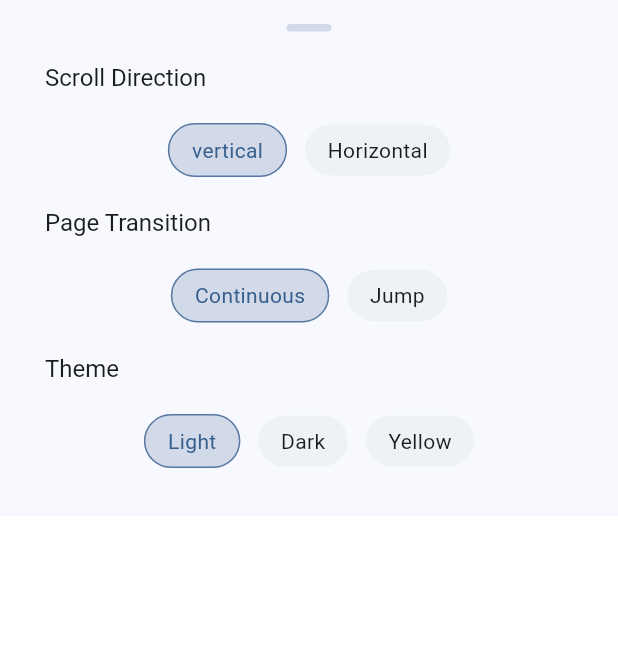
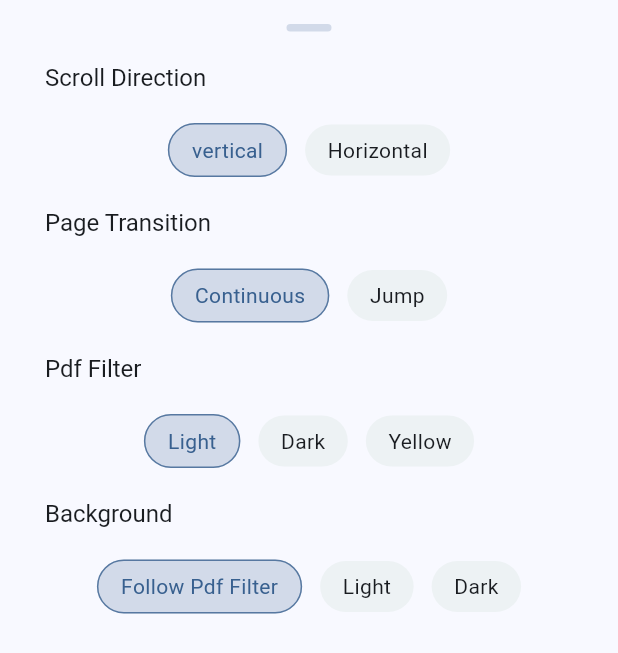
Before and after one commit to azizbalti82/clean-pdf-reader-flutter, a Flutter app: the PdfPreviewOptionsBottomSheetView widget shown alone on an empty page, opened directly, on a phone screen of 412 x 824 dp. Shown: the top 653 px of the screen. Run offline on Flutter 3.47's test engine with Material 3 defaults, Android fonts, the light colour scheme and no system bars; our stand-ins replace device_info_plus, flutter_svg, font_awesome_flutter, get, hive, hive_flutter and 7 more; missing offline and left inert: cached_memory_image, easy_url_launcher, flutter_fullscreen, flutter_pdfview, pdfx, pull_down_button; accounts and stored records are empty.

Commit message:
- Fixed status bar and navigation bar colors to be transparent - Fixed rendering of short PDFs (e.g., CV PDF name appeared blurry) - Added space between PDF pages with color based on PDF preview (light, dark, yellow)

```diff
--- a/lib/core/provider/settings_provider.dart
+++ b/lib/core/provider/settings_provider.dart
@@ -4,6 +4,7 @@ class SettingsProvider extends GetxController {
   RxBool isGrid = false.obs; // homePDF
   RxInt colCount = 0.obs; // bookmarkPDF
   RxString sortBy = ''.obs; // recentPDF
+  RxString bgColor = 'follow'.obs; // recentPDF
   /// preview preferences
   RxBool isVertical = true.obs; //false means "horizontal"
   RxBool isContinuous = true.obs; //false means "jump"
@@ -13,7 +14,7 @@ class SettingsProvider extends GetxController {
   RxInt renderingQuality = 2.obs;
 
 
-  void initSettings(bool isGrid,String sortBy,int colCount,bool isLTR,bool isYellow,bool isDark,bool isVertical,bool isContinuous,int renderingQuality) {
+  void initSettings(bool isGrid,String sortBy,int colCount,bool isLTR,bool isYellow,bool isDark,bool isVertical,bool isContinuous,int renderingQuality,String bgColor) {
     this.colCount.value = colCount;
     this.isGrid.value = isGrid;
     this.sortBy.value = sortBy;
@@ -23,6 +24,7 @@ class SettingsProvider extends GetxController {
     this.isVertical.value = isVertical;
     this.isContinuous.value = isContinuous;
     this.renderingQuality.value = renderingQuality;
+    this.bgColor.value = bgColor;
   }
   void updateIsGrid(bool isGrid) {
     this.isGrid.value = isGrid;
@@ -52,4 +54,7 @@ class SettingsProvider extends GetxController {
   void updateRenderingQuality(int result) {
     renderingQuality.value = result;
   }
+  void updateBgColor(String result) {
+    bgColor.value = result;
+  }
 }
--- a/lib/core/services/settings_service.dart
+++ b/lib/core/services/settings_service.dart
@@ -88,6 +88,14 @@ class SettingsService {
     return (await _prefs).getInt('rendering_quality') ?? 2;
   }
 
+  static Future<void> saveBgColor(String value) async {
+    (await _prefs).setString('bg_color', value);
+  }
+
+  static Future<String> getBgColor() async {
+    return (await _prefs).getString('bg_color') ?? 'follow';
+  }
+
   // Retrieve all settings
   static Future<Map<String, dynamic>> getAllSettings() async {
     return {
@@ -100,7 +108,7 @@ class SettingsService {
       'isYellow': await getIsYellow(),
       'isLTR': await getIsLTR(),
       'renderingQuality': await getRenderingQuality(),
-
+      'bgColor':await getBgColor(),
     };
   }
 
@@ -115,5 +123,6 @@ class SettingsService {
     await saveIsYellow(settings['isYellow'] ?? false);
     await saveIsYellow(settings['isLTR'] ?? true);
     await saveRenderingQuality(settings['renderingQuality'] ?? 2);
+    await saveBgColor(settings['bgColor'] ?? "follow");
   }
 }
--- a/lib/core/widgets/basics.dart
+++ b/lib/core/widgets/basics.dart
@@ -418,34 +418,49 @@ class _PdfItemState extends State<PdfItem> with AutomaticKeepAliveClientMixin {
 
 
 statusBarPreviewSetup(){
-  // set system bars style based on theme
-  if (settingsProvider.isDark.value) {
-    SystemChrome.setSystemUIOverlayStyle(
+  Color c = getSpaceColor(isReal: true);
+  Brightness b = ThemeData.estimateBrightnessForColor(c);
+// Invert brightness
+  b = b == Brightness.dark ? Brightness.light : Brightness.dark;
+  SystemChrome.setSystemUIOverlayStyle(
       SystemUiOverlayStyle(
-        statusBarColor: Colors.black,
-        statusBarIconBrightness: Brightness.light,
-        systemNavigationBarColor: Colors.black,
-        systemNavigationBarIconBrightness: Brightness.light,
+        statusBarColor:c,
+        statusBarIconBrightness: b,
+        systemNavigationBarColor: c,
+        systemNavigationBarIconBrightness: b,
       ),
     );
-  } else if (settingsProvider.isYellow.value) {
-    SystemChrome.setSystemUIOverlayStyle(
-      SystemUiOverlayStyle(
-        statusBarColor: Colors.yellow.shade50,
-        statusBarIconBrightness: Brightness.dark,
-        systemNavigationBarColor: Colors.yellow.shade50,
-        systemNavigationBarIconBrightness: Brightness.dark,
-      ),
-    );
-  } else {
-    // Light mode
-    SystemChrome.setSystemUIOverlayStyle(
-      SystemUiOverlayStyle(
-        statusBarColor: Colors.white,
-        statusBarIconBrightness: Brightness.dark,
-        systemNavigationBarColor: Colors.white,
-        systemNavigationBarIconBrightness: Brightness.dark,
-      ),
-    );
+}
+
+Color getSpaceColor({required bool isReal}) {
+  print(settingsProvider.bgColor.value);
+
+  switch (settingsProvider.bgColor.value) {
+    case "light":
+      return settingsProvider.isDark.value
+          ? (isReal) ? Color(0xFFEDF1F1) : Color(0xFF120E0E)
+          : !settingsProvider.isDark.value && settingsProvider.isYellow.value
+          ? (isReal) ? Color(0xFFF1F0EB) : Color(0x59FFFEF1)
+          : Color(0xFFEDF1F1);
+
+      return isReal ? Color(0xFFEDF1F1) : Color(0xFF120E0E);
+    case "dark":
+      return settingsProvider.isDark.value
+          ? (isReal) ? Color(0xFF222625) : Color(0xFFDDD9DA)
+          : !settingsProvider.isDark.value && settingsProvider.isYellow.value
+          ? (isReal) ? Color(0xFF1B180E) : Color(0xFF221601)
+          : Color(0xFF1C1C1C);
+    default:
+      if (settingsProvider.isDark.value) {
+        return isReal ? Color(0xFF222625) : Color(0xFFDDD9DA);
+      } else if (settingsProvider.isYellow.value) {
+        return isReal ? Color(0xFF1B180E) : Color(0xFF3E2801);
+      } else {
+        return settingsProvider.isDark.value
+            ? (isReal) ? Color(0xFF222625) : Color(0xFFDDD9DA)
+            : !settingsProvider.isDark.value && settingsProvider.isYellow.value
+            ? (isReal) ? Color(0xFF1B180E) : Color(0xFF3E2801)
+            : Color(0xFFEDF1F1);
+      }
   }
 }
--- a/lib/features/pdf preview/presentation/views/pdf_preview_view.dart
+++ b/lib/features/pdf preview/presentation/views/pdf_preview_view.dart
@@ -49,6 +49,7 @@ class _PdfPreviewViewState extends State<PdfPreviewView>
   ScrollController? _scrollController;
   Timer? _debounceTimer;
   late bool isVertical;
+  late String bgColor;
 
   @override
   void initState() {
@@ -58,6 +59,8 @@ class _PdfPreviewViewState extends State<PdfPreviewView>
     pdfController = Get.put(PdfListsProvider());
     settingsProvider = Get.put(SettingsProvider());
     isVertical = settingsProvider.isVertical.value;
+    bgColor = settingsProvider.bgColor.value;
+
 
     WidgetsBinding.instance.addObserver(this);
     resetTimer();
@@ -68,7 +71,6 @@ class _PdfPreviewViewState extends State<PdfPreviewView>
     } catch (e) {
       currentPage = 1;
     }
-    WidgetsBinding.instance.addPostFrameCallback((_) => _enableFullscreen());
     addToRecent();
   }
 
@@ -85,9 +87,9 @@ class _PdfPreviewViewState extends State<PdfPreviewView>
   @override
   Widget build(BuildContext context) {
     return Obx(() {
-      if (isVertical != settingsProvider.isVertical.value) {
-        // Update the local state first
+      if (isVertical != settingsProvider.isVertical.value || bgColor != settingsProvider.bgColor.value) {
         isVertical = settingsProvider.isVertical.value;
+        bgColor = settingsProvider.bgColor.value;
 
         // Schedule screen replacement after this frame
         WidgetsBinding.instance.addPostFrameCallback((_) {
@@ -413,13 +415,13 @@ class _PdfPreviewViewState extends State<PdfPreviewView>
             defaultPage: currentPage,
             enableSwipe: true,
             swipeHorizontal:!settingsProvider.isVertical.value,
-            autoSpacing: true,
+            autoSpacing: !settingsProvider.isContinuous.value,
             fitPolicy: settingsProvider.isVertical.value
                 ? FitPolicy.WIDTH
                 : FitPolicy.HEIGHT,
             pageFling: false,
             pageSnap: !settingsProvider.isContinuous.value,
-            backgroundColor: Colors.white,
+            backgroundColor: getSpaceColor(isReal: false),
             onError: (error) {
               if (mounted) {
                 // Handle error - maybe show a retry button
@@ -467,8 +469,6 @@ class _PdfPreviewViewState extends State<PdfPreviewView>
       ],
     );
   }
-
-  Timer? _pageChangeDebouncer;
 
   /// functions ----------------------------------------------------------------
   void goToPage() async {
@@ -545,8 +545,4 @@ class _PdfPreviewViewState extends State<PdfPreviewView>
     _timer?.cancel();
     startTimer();
   }
-
-  void _enableFullscreen() {
-    FullScreen.setFullScreen(true);
-  }
 }
--- a/lib/features/pdf preview/presentation/views/widgets/pdf_options_bottom_sheet_view.dart
+++ b/lib/features/pdf preview/presentation/views/widgets/pdf_options_bottom_sheet_view.dart
@@ -102,7 +102,8 @@ class PdfPreviewOptionsBottomSheetView extends StatelessWidget {
               ],
             ),
             const SizedBox(height: 20),
-            Text("Theme",style: Theme.of(context).textTheme.headlineSmall?.copyWith(fontSize: 16)),
+            //pdf theme
+            Text("Pdf Filter",style: Theme.of(context).textTheme.headlineSmall?.copyWith(fontSize: 16)),
             const SizedBox(height: 20),
             Row(
               mainAxisAlignment: MainAxisAlignment.center,
@@ -126,6 +127,29 @@ class PdfPreviewOptionsBottomSheetView extends StatelessWidget {
                   settingsProvider.updateIsYellow(true);
                   SettingsService.saveIsDark(false);
                   settingsProvider.updateIsDark(false);
+                }),
+              ],
+            ),
+            const SizedBox(height: 20),
+            //pdf theme
+            Text("Background",style: Theme.of(context).textTheme.headlineSmall?.copyWith(fontSize: 16)),
+            const SizedBox(height: 20),
+            Row(
+              mainAxisAlignment: MainAxisAlignment.center,
+              children: [
+                selectableItem("Follow Pdf Filter",settingsProvider.bgColor.value=="follow",context,(){
+                  SettingsService.saveBgColor("follow");
+                  settingsProvider.updateBgColor("follow");
+                }),
+                SizedBox(width: 12,),
+                selectableItem("Light",settingsProvider.bgColor.value=="light",context,(){
+                  SettingsService.saveBgColor("light");
+                  settingsProvider.updateBgColor("light");
+                }),
+                SizedBox(width: 12,),
+                selectableItem("Dark",settingsProvider.bgColor.value=="dark",context,(){
+                  SettingsService.saveBgColor("dark");
+                  settingsProvider.updateBgColor("dark");
                 }),
               ],
             ),
--- a/lib/main.dart
+++ b/lib/main.dart
@@ -26,10 +26,11 @@ Future<void> loadSettings() async {
   bool isVertical = await SettingsService.getIsVertical();
   bool isContinuous = await SettingsService.getIsContinuous();
   int renderingQuality = await SettingsService.getRenderingQuality();
+  String bgColor = await SettingsService.getBgColor();
 
 
   final SettingsProvider settingsProvider = Get.put(SettingsProvider());
-  settingsProvider.initSettings(isGrid,sortType,gridCount,isLTR,isYellow,isDark,isVertical,isContinuous,renderingQuality);
+  settingsProvider.initSettings(isGrid,sortType,gridCount,isLTR,isYellow,isDark,isVertical,isContinuous,renderingQuality,bgColor);
 }
 
 void loadPDFs() async {
```
